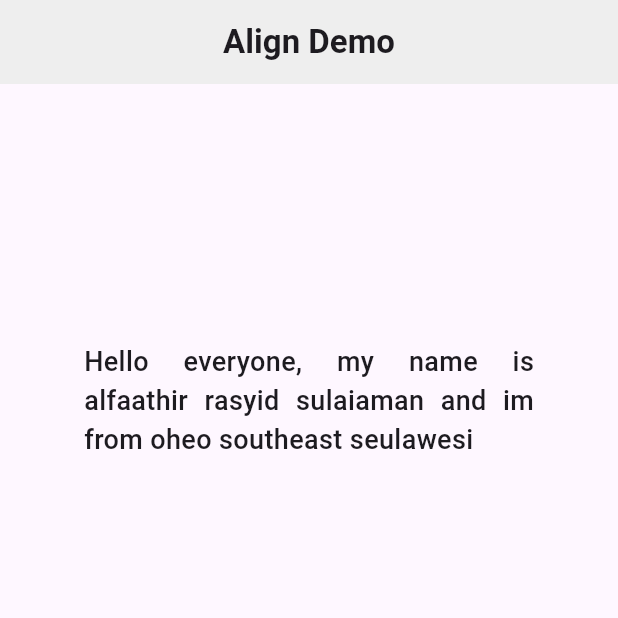
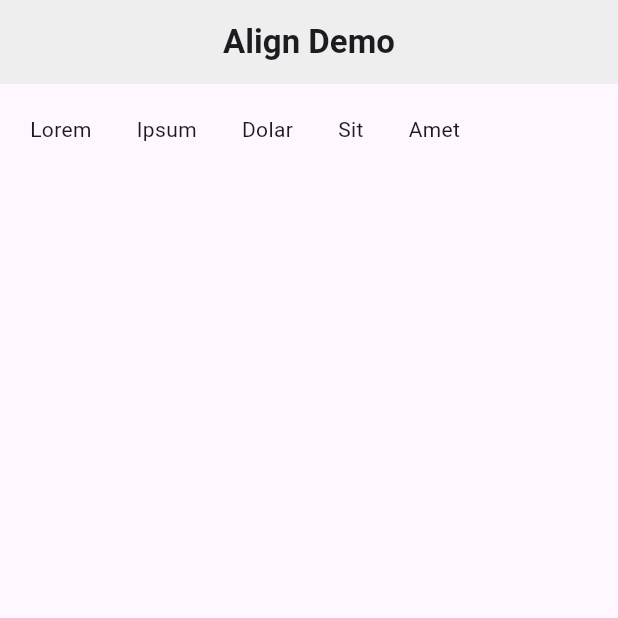
Before and after one commit to exasrin/flutter-app, a Flutter app: the screen it shows after launch, on a phone screen of 412 x 824 dp, the top half of it. Run offline on Flutter 3.47's test engine with Material 3 defaults, Android fonts, the light colour scheme and no system bars.

Commit message:
[ADD] padding

```diff
--- a/lib/main_page.dart
+++ b/lib/main_page.dart
@@ -1,3 +1,4 @@
+import 'package:flutter/cupertino.dart';
 import 'package:flutter/material.dart';
 
 class MainPage extends StatelessWidget {
@@ -14,17 +15,24 @@ class MainPage extends StatelessWidget {
             style: TextStyle(fontWeight: FontWeight.bold),
           )),
         ),
-        body: const Align(
-          // alignment: Alignment.center,
-          alignment: Alignment(0, -0.5),
-          child: SizedBox(
-            width: 300,
-            child: Text(
-              "Hello everyone, my name is alfaathir rasyid sulaiaman and im from oheo southeast seulawesi",
-              textAlign: TextAlign.justify,
-              style: TextStyle(fontWeight: FontWeight.w500, fontSize: 18),
-            ),
-          ),
+        body: const Row(
+          children: [
+            Padding(
+                padding: EdgeInsets.fromLTRB(20, 20, 10, 0),
+                child: Text("Lorem")),
+            Padding(
+                padding: EdgeInsets.fromLTRB(20, 20, 10, 0),
+                child: Text("Ipsum")),
+            Padding(
+                padding: EdgeInsets.fromLTRB(20, 20, 10, 0),
+                child: Text("Dolar")),
+            Padding(
+                padding: EdgeInsets.fromLTRB(20, 20, 10, 0),
+                child: Text("Sit")),
+            Padding(
+                padding: EdgeInsets.fromLTRB(20, 20, 10, 0),
+                child: Text("Amet"))
+          ],
         ));
   }
 }
```
